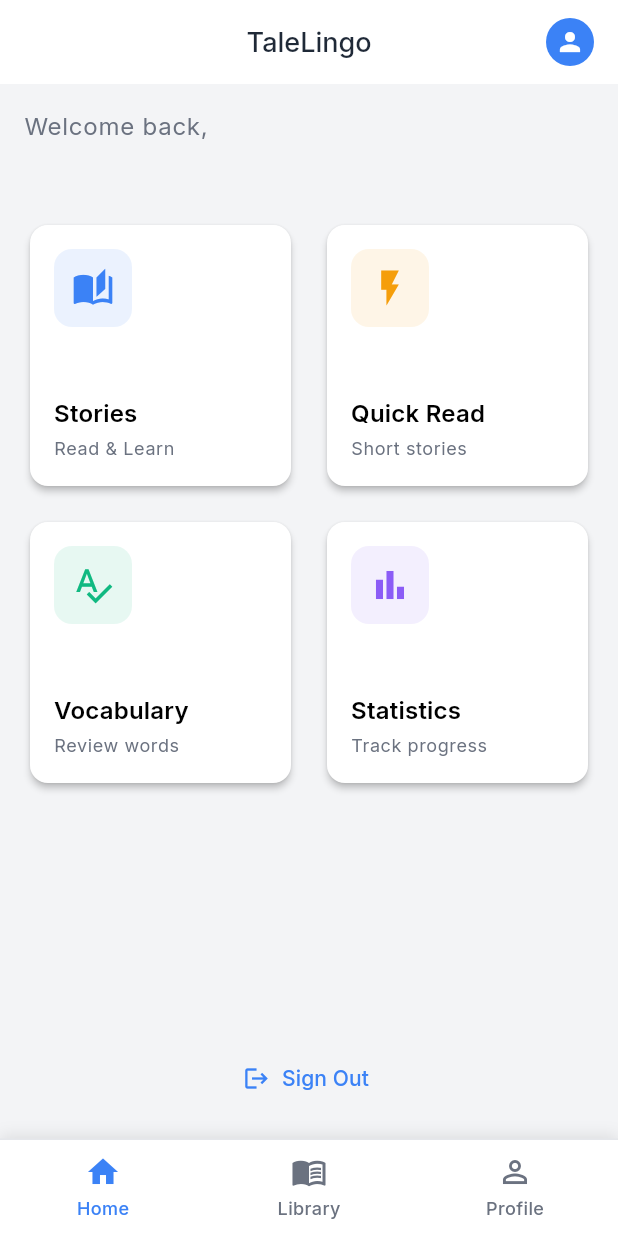
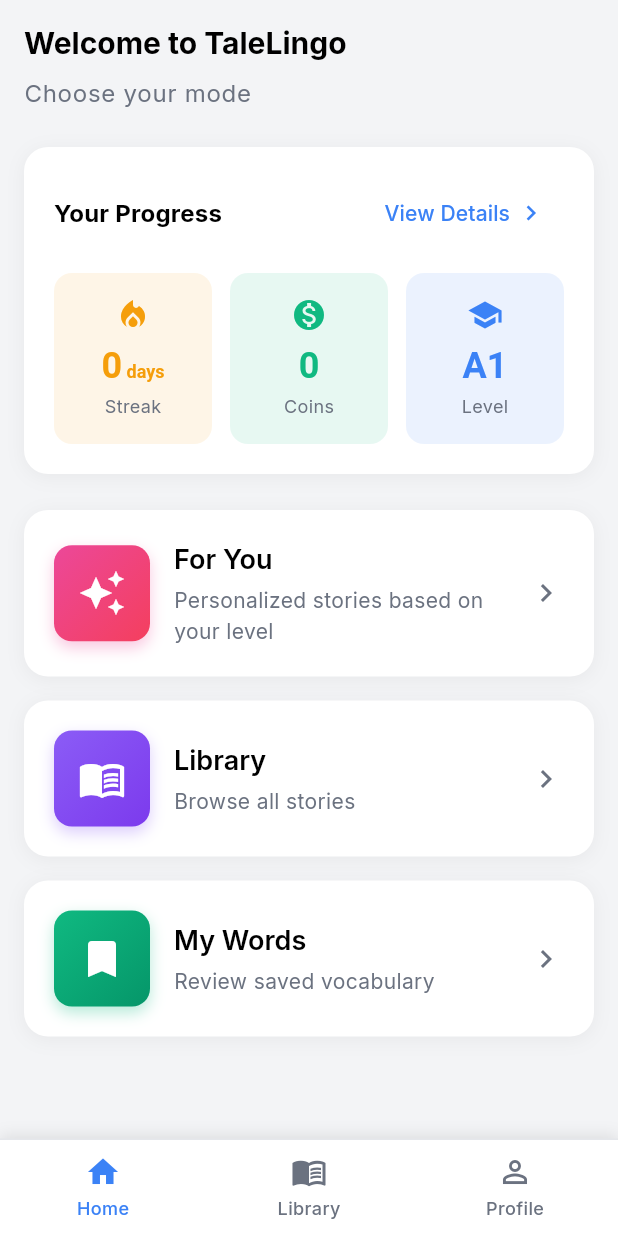
Before and after one commit to nat-prohmpiriya/frontend-flutter, a Flutter app: the screen it shows once a user with an empty profile is signed in, on a phone screen of 412 x 824 dp. Run offline on Flutter 3.47's test engine with Material 3 defaults, Android fonts, the phone set to English and light mode, and no system bars; our stand-ins replace dio, firebase_auth, firebase_core, flutter_riverpod, freezed_annotation, go_router and 4 more; accounts and stored records are empty; generated files the repository leaves out were written again; network calls fail.

Commit message:
refactor(home): update HomeScreen for shell navigation
- Remove AppBar (moved to MainShell)
- Update layout for bottom navigation integration
- Add navigation to profile via GoRouter

```diff
--- a/lib/features/home/presentation/screens/home_screen.dart
+++ b/lib/features/home/presentation/screens/home_screen.dart
@@ -1,8 +1,9 @@
-import 'package:firebase_auth/firebase_auth.dart';
 import 'package:flutter/material.dart';
 import 'package:flutter_riverpod/flutter_riverpod.dart';
+import 'package:go_router/go_router.dart';
 
 import '../../../../core/auth/auth_provider.dart';
+import '../../../../core/router/route_names.dart';
 import '../../../../core/theme/app_colors.dart';
 
 class HomeScreen extends ConsumerWidget {
@@ -13,101 +14,59 @@ class HomeScreen extends ConsumerWidget {
     final user = ref.watch(currentUserProvider);
 
     return Scaffold(
-      appBar: AppBar(
-        title: const Text('TaleLingo'),
-        actions: [
-          IconButton(
-            icon: CircleAvatar(
-              radius: 16,
-              backgroundImage: user?.photoURL != null
-                  ? NetworkImage(user!.photoURL!)
-                  : null,
-              child: user?.photoURL == null
-                  ? const Icon(Icons.person, size: 20)
-                  : null,
-            ),
-            onPressed: () {
-              // TODO: Navigate to profile
-            },
-          ),
-          const SizedBox(width: 8),
-        ],
-      ),
       body: SafeArea(
-        child: Padding(
+        child: SingleChildScrollView(
           padding: const EdgeInsets.all(16.0),
           child: Column(
             crossAxisAlignment: CrossAxisAlignment.start,
             children: [
-              // Welcome message
+              // Header
               Text(
-                'Welcome back,',
+                'Welcome to TaleLingo',
+                style: Theme.of(context).textTheme.headlineMedium?.copyWith(
+                      fontWeight: FontWeight.bold,
+                    ),
+              ),
+              const SizedBox(height: 8),
+              Text(
+                'Choose your mode',
                 style: Theme.of(context).textTheme.bodyLarge?.copyWith(
                       color: AppColors.textSecondary,
                     ),
               ),
-              Text(
-                user?.displayName ?? 'Learner',
-                style: Theme.of(context).textTheme.headlineMedium?.copyWith(
-                      fontWeight: FontWeight.bold,
-                    ),
-              ),
               const SizedBox(height: 24),
-              // Mode selection cards
-              Expanded(
-                child: GridView.count(
-                  crossAxisCount: 2,
-                  crossAxisSpacing: 16,
-                  mainAxisSpacing: 16,
-                  children: [
+              // Summary Stats Card
+              _SummaryStats(user: user),
+              const SizedBox(height: 24),
+              // Mode Cards Grid
               _ModeCard(
-                      icon: Icons.auto_stories,
-                      title: 'Stories',
-                      subtitle: 'Read & Learn',
-                      color: AppColors.primary,
-                      onTap: () {
-                        // TODO: Navigate to library
-                      },
-                    ),
-                    _ModeCard(
-                      icon: Icons.flash_on,
-                      title: 'Quick Read',
-                      subtitle: 'Short stories',
-                      color: AppColors.orange,
+                icon: Icons.auto_awesome,
+                title: 'For You',
+                description: 'Personalized stories based on your level',
+                gradient: [Color(0xFFEC4899), Color(0xFFF43F5E)],
                 onTap: () {
                   // TODO: Navigate to for-you
                 },
               ),
+              const SizedBox(height: 16),
               _ModeCard(
-                      icon: Icons.spellcheck,
-                      title: 'Vocabulary',
-                      subtitle: 'Review words',
-                      color: AppColors.secondary,
+                icon: Icons.menu_book,
+                title: 'Library',
+                description: 'Browse all stories',
+                gradient: [Color(0xFF8B5CF6), Color(0xFF7C3AED)],
                 onTap: () {
-                        // TODO: Navigate to vocabulary
+                  context.go(RouteNames.library);
                 },
               ),
+              const SizedBox(height: 16),
               _ModeCard(
-                      icon: Icons.bar_chart,
-                      title: 'Statistics',
-                      subtitle: 'Track progress',
-                      color: AppColors.purple,
+                icon: Icons.bookmark,
+                title: 'My Words',
+                description: 'Review saved vocabulary',
+                gradient: [Color(0xFF10B981), Color(0xFF059669)],
                 onTap: () {
-                        // TODO: Navigate to statistics
+                  // TODO: Navigate to my-words
                 },
-                    ),
-                  ],
-                ),
-              ),
-              // Logout button (temporary for testing)
-              Center(
-                child: TextButton.icon(
-                  onPressed: () async {
-                    await FirebaseAuth.instance.signOut();
-                  },
-                  icon: const Icon(Icons.logout),
-                  label: const Text('Sign Out'),
-                ),
               ),
             ],
           ),
@@ -117,57 +76,248 @@ class HomeScreen extends ConsumerWidget {
   }
 }
 
+class _SummaryStats extends StatelessWidget {
+  final dynamic user;
+
+  const _SummaryStats({required this.user});
+
+  @override
+  Widget build(BuildContext context) {
+    return Container(
+      width: double.infinity,
+      padding: const EdgeInsets.all(20),
+      decoration: BoxDecoration(
+        color: Colors.white,
+        borderRadius: BorderRadius.circular(16),
+        boxShadow: [
+          BoxShadow(
+            color: Colors.black.withValues(alpha: 0.05),
+            blurRadius: 10,
+            offset: const Offset(0, 2),
+          ),
+        ],
+      ),
+      child: Column(
+        crossAxisAlignment: CrossAxisAlignment.start,
+        children: [
+          // Header
+          Row(
+            mainAxisAlignment: MainAxisAlignment.spaceBetween,
+            children: [
+              Text(
+                'Your Progress',
+                style: Theme.of(context).textTheme.titleMedium?.copyWith(
+                      fontWeight: FontWeight.bold,
+                    ),
+              ),
+              TextButton(
+                onPressed: () {
+                  // TODO: Navigate to statistics
+                },
+                child: Row(
+                  mainAxisSize: MainAxisSize.min,
+                  children: [
+                    Text(
+                      'View Details',
+                      style: TextStyle(
+                        color: AppColors.primary,
+                        fontWeight: FontWeight.w500,
+                      ),
+                    ),
+                    const SizedBox(width: 4),
+                    Icon(
+                      Icons.chevron_right,
+                      size: 20,
+                      color: AppColors.primary,
+                    ),
+                  ],
+                ),
+              ),
+            ],
+          ),
+          const SizedBox(height: 16),
+          // Stats Grid
+          Row(
+            children: [
+              Expanded(
+                child: _StatItem(
+                  icon: Icons.local_fire_department,
+                  value: '0',
+                  unit: 'days',
+                  label: 'Streak',
+                  color: AppColors.orange,
+                ),
+              ),
+              const SizedBox(width: 12),
+              Expanded(
+                child: _StatItem(
+                  icon: Icons.monetization_on,
+                  value: '0',
+                  unit: '',
+                  label: 'Coins',
+                  color: AppColors.secondary,
+                ),
+              ),
+              const SizedBox(width: 12),
+              Expanded(
+                child: _StatItem(
+                  icon: Icons.school,
+                  value: 'A1',
+                  unit: '',
+                  label: 'Level',
+                  color: AppColors.primary,
+                ),
+              ),
+            ],
+          ),
+        ],
+      ),
+    );
+  }
+}
+
+class _StatItem extends StatelessWidget {
+  final IconData icon;
+  final String value;
+  final String unit;
+  final String label;
+  final Color color;
+
+  const _StatItem({
+    required this.icon,
+    required this.value,
+    required this.unit,
+    required this.label,
+    required this.color,
+  });
+
+  @override
+  Widget build(BuildContext context) {
+    return Container(
+      padding: const EdgeInsets.all(16),
+      decoration: BoxDecoration(
+        color: color.withValues(alpha: 0.1),
+        borderRadius: BorderRadius.circular(12),
+      ),
+      child: Column(
+        children: [
+          Icon(icon, color: color, size: 24),
+          const SizedBox(height: 8),
+          RichText(
+            text: TextSpan(
+              style: TextStyle(
+                fontSize: 24,
+                fontWeight: FontWeight.bold,
+                color: color,
+              ),
+              children: [
+                TextSpan(text: value),
+                if (unit.isNotEmpty)
+                  TextSpan(
+                    text: ' $unit',
+                    style: const TextStyle(fontSize: 12),
+                  ),
+              ],
+            ),
+          ),
+          const SizedBox(height: 4),
+          Text(
+            label,
+            style: TextStyle(
+              fontSize: 12,
+              color: AppColors.textSecondary,
+            ),
+          ),
+        ],
+      ),
+    );
+  }
+}
+
 class _ModeCard extends StatelessWidget {
   final IconData icon;
   final String title;
-  final String subtitle;
-  final Color color;
+  final String description;
+  final List<Color> gradient;
   final VoidCallback onTap;
 
   const _ModeCard({
     required this.icon,
     required this.title,
-    required this.subtitle,
-    required this.color,
+    required this.description,
+    required this.gradient,
     required this.onTap,
   });
 
   @override
   Widget build(BuildContext context) {
-    return Card(
-      clipBehavior: Clip.antiAlias,
-      child: InkWell(
+    return GestureDetector(
       onTap: onTap,
-        child: Padding(
-          padding: const EdgeInsets.all(16.0),
+      child: Container(
+        width: double.infinity,
+        padding: const EdgeInsets.all(20),
+        decoration: BoxDecoration(
+          color: Colors.white,
+          borderRadius: BorderRadius.circular(16),
+          boxShadow: [
+            BoxShadow(
+              color: Colors.black.withValues(alpha: 0.05),
+              blurRadius: 10,
+              offset: const Offset(0, 2),
+            ),
+          ],
+        ),
+        child: Row(
+          children: [
+            // Icon with gradient background
+            Container(
+              padding: const EdgeInsets.all(16),
+              decoration: BoxDecoration(
+                gradient: LinearGradient(
+                  colors: gradient,
+                  begin: Alignment.topLeft,
+                  end: Alignment.bottomRight,
+                ),
+                borderRadius: BorderRadius.circular(12),
+                boxShadow: [
+                  BoxShadow(
+                    color: gradient[0].withValues(alpha: 0.3),
+                    blurRadius: 8,
+                    offset: const Offset(0, 4),
+                  ),
+                ],
+              ),
+              child: Icon(icon, color: Colors.white, size: 32),
+            ),
+            const SizedBox(width: 16),
+            // Text content
+            Expanded(
               child: Column(
                 crossAxisAlignment: CrossAxisAlignment.start,
                 children: [
-              Container(
-                padding: const EdgeInsets.all(12),
-                decoration: BoxDecoration(
-                  color: color.withValues(alpha: 0.1),
-                  borderRadius: BorderRadius.circular(12),
-                ),
-                child: Icon(icon, color: color, size: 28),
-              ),
-              const Spacer(),
                   Text(
                     title,
-                style: Theme.of(context).textTheme.titleMedium?.copyWith(
+                    style: Theme.of(context).textTheme.titleLarge?.copyWith(
                           fontWeight: FontWeight.w600,
                         ),
                   ),
                   const SizedBox(height: 4),
                   Text(
-                subtitle,
-                style: Theme.of(context).textTheme.bodySmall?.copyWith(
+                    description,
+                    style: Theme.of(context).textTheme.bodyMedium?.copyWith(
                           color: AppColors.textSecondary,
                         ),
                   ),
                 ],
               ),
             ),
+            // Arrow
+            Icon(
+              Icons.chevron_right,
+              color: AppColors.textSecondary,
+            ),
+          ],
+        ),
       ),
     );
   }
```
Lines whose indentation alone changed are shown as unchanged.
